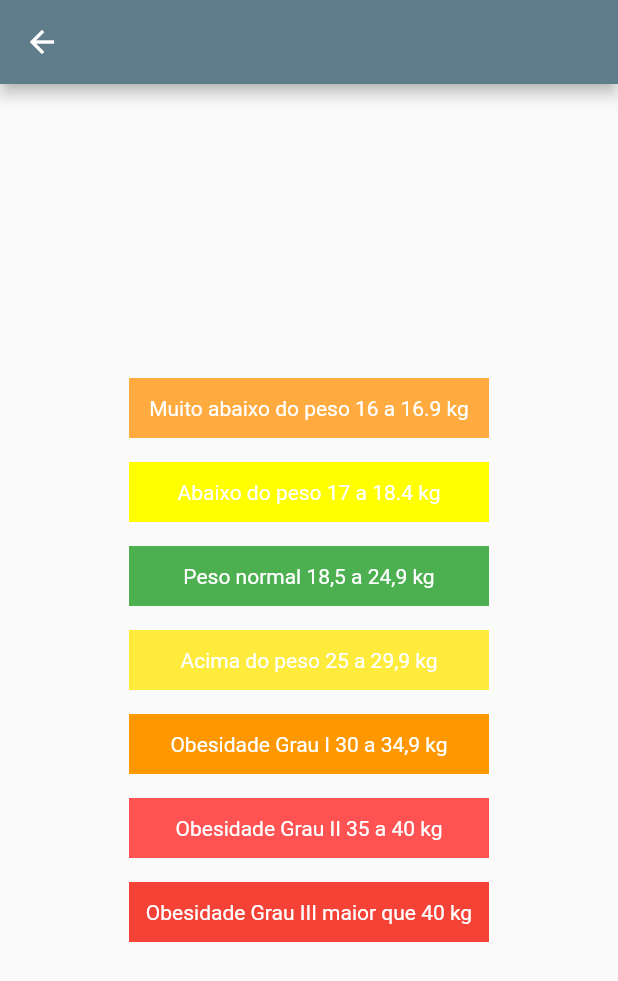
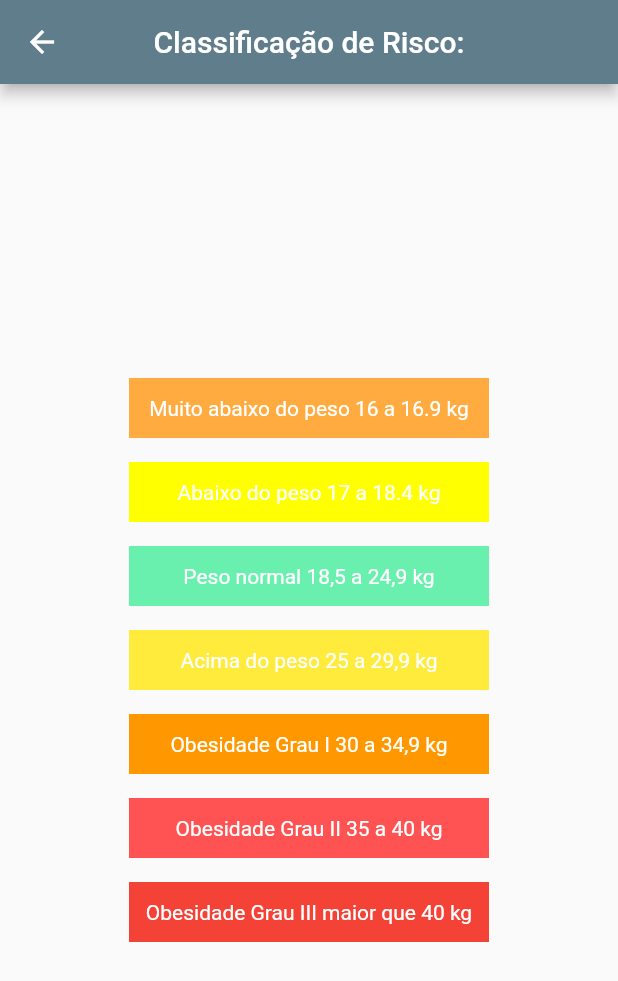
Before and after one commit to BrandonNunes/calculadora_imc, a Flutter app: the TablePage screen opened by its route, on a phone screen of 412 x 824 dp. Shown: the top 981 px of the screen. Run offline on Flutter 3.47's test engine with Material 2 defaults, Android fonts, the phone set to English and light mode, and no system bars.

Commit message:
adicionado titulo da tela da tabela

```diff
--- a/lib/TablePage.dart
+++ b/lib/TablePage.dart
@@ -4,7 +4,10 @@ class TablePage extends StatelessWidget {
   @override
   Widget build(BuildContext context) {
     return Scaffold(
-      appBar: AppBar(),
+      appBar: AppBar(
+        title: Text('Classificação de Risco:'),
+        centerTitle: true,
+      ),
       body: Center(
         child: Column(
           mainAxisAlignment: MainAxisAlignment.center,
@@ -39,7 +42,7 @@ class TablePage extends StatelessWidget {
               child: Container(
                 height: 40,
                 width: 240,
-                color: Colors.green,
+                color: Colors.greenAccent,
                 child: Center(
                     child: Text("Peso normal	18,5 a 24,9 kg",
                         style: TextStyle(color: Colors.white))),
```
